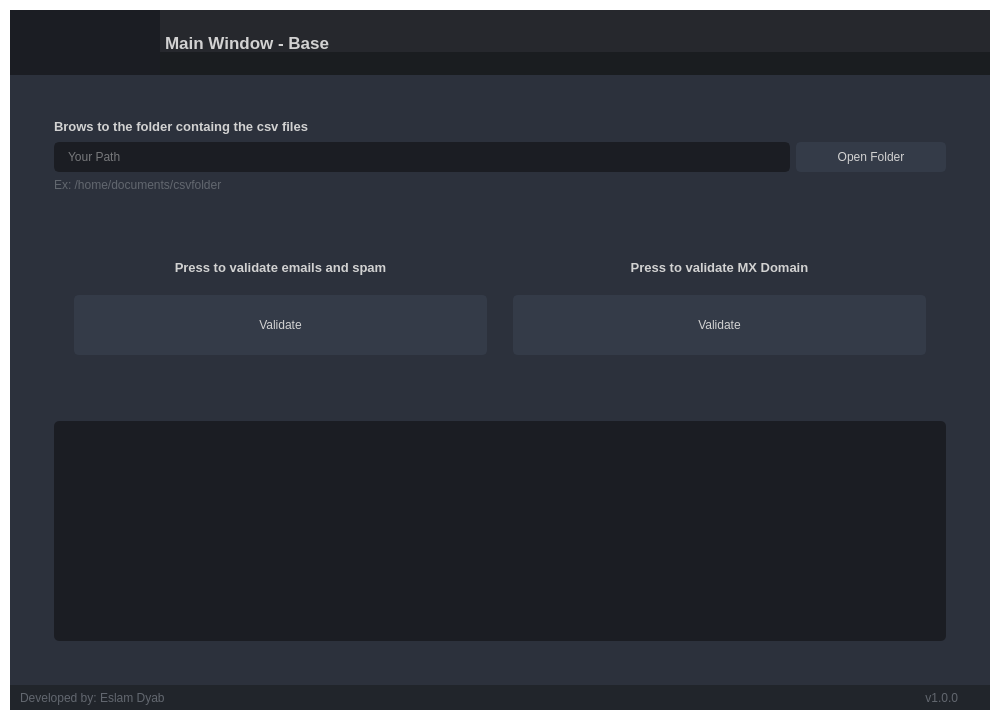
The window that MainWindow.ui (eslamdyab21/Apara-Data-GUI) describes before a commit, drawn with Qt 5.
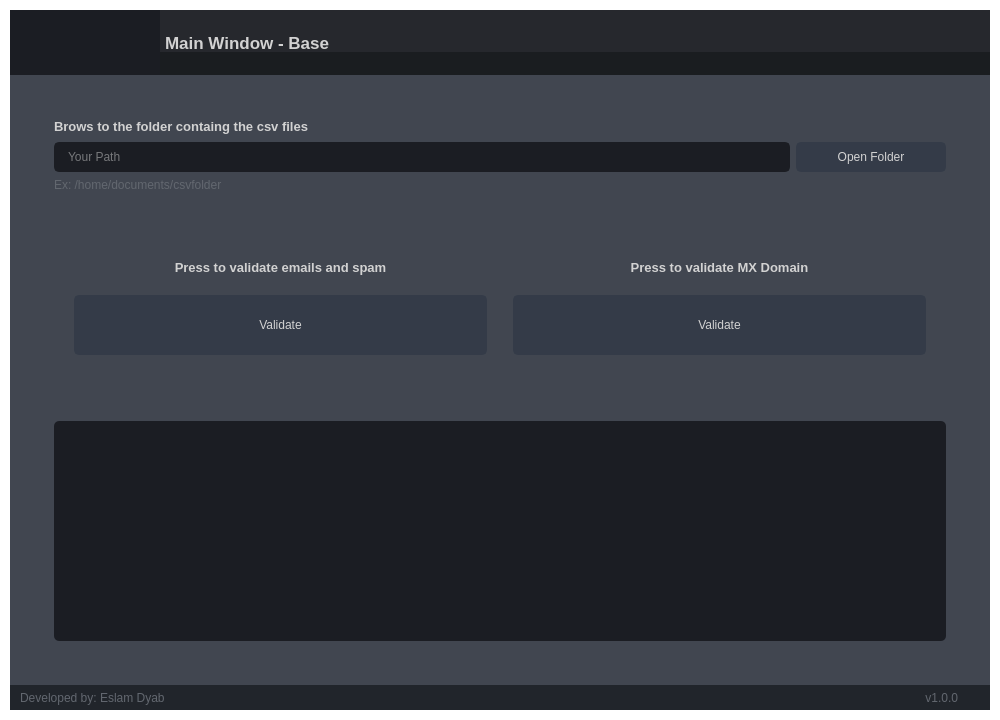
The same window after the commit. Icons and pictures are not drawn.

Commit message: push current ui so far

The edit to the form file:
```diff
--- a/MainWindow.ui
+++ b/MainWindow.ui
@@ -1799,7 +1799,7 @@
           <item>
            <widget class="QFrame" name="frame_content_right">
             <property name="styleSheet">
-             <string notr="true">background-color: rgb(44, 49, 60);</string>
+             <string notr="true">background-color: rgb(65, 70, 80);</string>
             </property>
             <property name="frameShape">
              <enum>QFrame::NoFrame</enum>
```
The commit also changes 2 other files.
